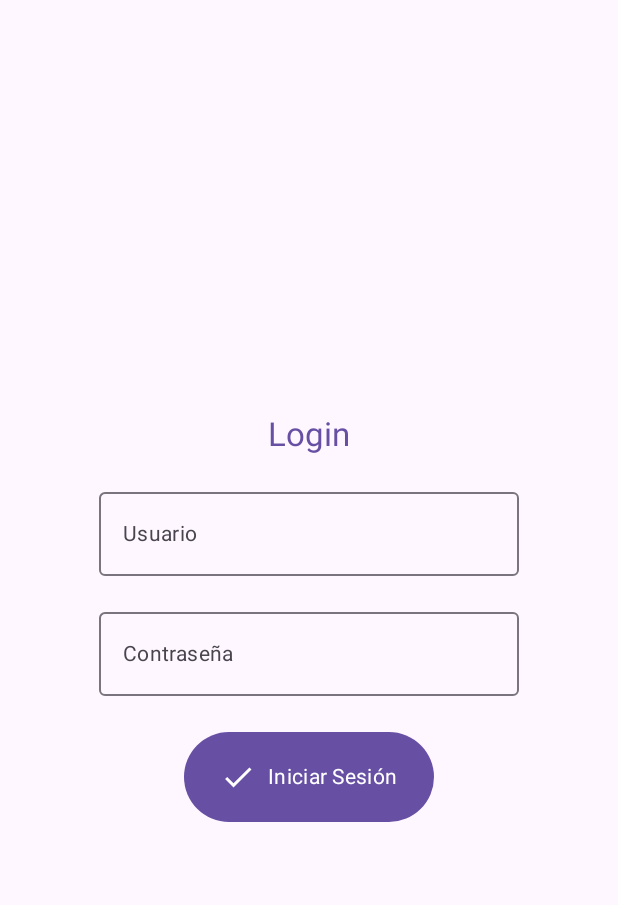
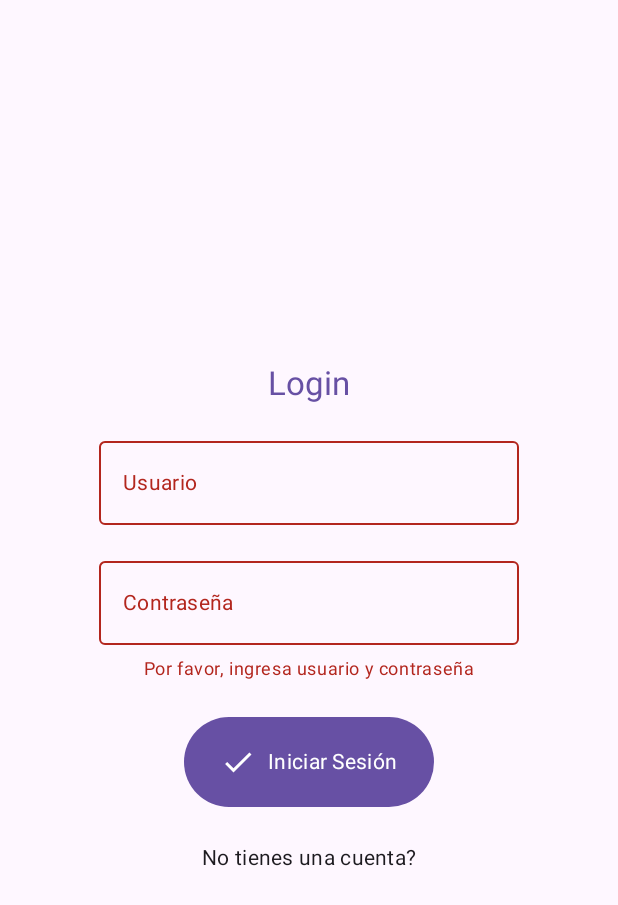
Before and after one commit to Miudo0/MejorasDelPueblo, an Android app built with Jetpack Compose: the composable LoginScreen shown on its own in the app's theme, after a tap on "Iniciar Sesión", on a phone screen of 412 x 824 dp. Shown: the top 905 px of the screen. Run offline under Robolectric (Android 15) with nearby library versions, the phone set to English and light mode, and no system bars.

Commit message:
mejoras en en el Login

```diff
--- a/app/src/main/java/com/empresa/aplicacion/ui/ui/Login.kt
+++ b/app/src/main/java/com/empresa/aplicacion/ui/ui/Login.kt
@@ -1,11 +1,13 @@
 package com.empresa.aplicacion.ui.ui
 
 import androidx.compose.foundation.background
+import androidx.compose.foundation.clickable
 import androidx.compose.foundation.layout.Arrangement
 import androidx.compose.foundation.layout.Column
 import androidx.compose.foundation.layout.Spacer
 import androidx.compose.foundation.layout.fillMaxSize
 import androidx.compose.foundation.layout.height
+import androidx.compose.foundation.layout.padding
 import androidx.compose.foundation.layout.width
 import androidx.compose.material.icons.Icons
 import androidx.compose.material.icons.filled.Done
@@ -15,20 +17,29 @@ import androidx.compose.material3.MaterialTheme
 import androidx.compose.material3.OutlinedTextField
 import androidx.compose.material3.Text
 import androidx.compose.runtime.Composable
+import androidx.compose.runtime.getValue
+import androidx.compose.runtime.mutableStateOf
+import androidx.compose.runtime.saveable.rememberSaveable
+import androidx.compose.runtime.setValue
 import androidx.compose.ui.Alignment
 import androidx.compose.ui.Modifier
+import androidx.compose.ui.text.input.PasswordVisualTransformation
 import androidx.compose.ui.tooling.preview.Preview
 import androidx.compose.ui.unit.dp
 
 @Composable
-fun LoginScreen(navigateToHome: () -> Unit ){
+fun LoginScreen(navigateTo: (Int) -> Unit) {
+    var usuario by rememberSaveable { mutableStateOf("") }
+    var contraseña by rememberSaveable { mutableStateOf("") }
+    var errorMessage by rememberSaveable { mutableStateOf("") }
 
-    Column(modifier = Modifier
-        .fillMaxSize()
-        .background(MaterialTheme.colorScheme.background),
+    Column(
+        modifier = Modifier
+            .fillMaxSize()
+            .background(MaterialTheme.colorScheme.background),
         horizontalAlignment = Alignment.CenterHorizontally,
         verticalArrangement = Arrangement.Center
-    ){
+    ) {
 
         Text(
             text = "Login",
@@ -41,36 +52,59 @@ fun LoginScreen(navigateToHome: () -> Unit ){
                 .height(16.dp)
         )
         OutlinedTextField(
-            value = "",
-            onValueChange = {},
+            value = usuario,
+            onValueChange = { usuario = it },
             label = {
                 Text(
                     text = "Usuario",
-                    style = MaterialTheme.typography.bodyMedium
+                    style = MaterialTheme.typography.bodyMedium,
+                )
+            },
+            isError = errorMessage.isNotEmpty(), // Mostrar error si hay mensaje
 
-                )
-            }
+
+
         )
+
         Spacer(
             modifier = Modifier
                 .height(16.dp)
         )
         OutlinedTextField(
-            value = "",
-            onValueChange = {},
+            value = contraseña,
+            onValueChange = { contraseña = it },
             label = {
                 Text(
                     text = "Contraseña",
                     style = MaterialTheme.typography.bodyMedium
                 )
-            }
+            },
+            isError = errorMessage.isNotEmpty(),
+            visualTransformation = PasswordVisualTransformation(), // Ocultar texto de la contraseña
+
         )
+        if (errorMessage.isNotEmpty()) {
+            Text(
+                text = errorMessage,
+                color = MaterialTheme.colorScheme.error,
+                style = MaterialTheme.typography.bodySmall,
+                modifier = Modifier.padding(top = 8.dp)
+            )
+        }
         Spacer(
             modifier = Modifier
                 .height(24.dp)
         )
-       Button(
-            onClick = { navigateToHome() },
+        Button(
+
+            onClick = {
+                if (usuario.isNotEmpty() && contraseña.isNotEmpty()) {
+                    errorMessage = "" // Limpiar mensaje de error
+                    navigateTo(1)
+                } else {
+                    errorMessage = "Por favor, ingresa usuario y contraseña"
+                }
+            },
             modifier = Modifier
                 .height(60.dp)
         ) {
@@ -87,11 +121,24 @@ fun LoginScreen(navigateToHome: () -> Unit ){
                 style = MaterialTheme.typography.bodyMedium
             )
         }
+        Spacer(
+            modifier = Modifier
+                .height(24.dp)
+        )
+        Text(
+            text = "No tienes una cuenta?",
+            style = MaterialTheme.typography.bodyMedium,
+            modifier = Modifier
+                .clickable {
+                    navigateTo(2)
+                }
+        )
     }
 }
 
+
 @Preview(showBackground = true)
 @Composable
-fun AppLoginPreview(){
-
+fun AppLoginPreview() {
+    LoginScreen(navigateTo = {})
 }
```
Also changed, not shown: app/src/main/java/com/empresa/aplicacion/ui/MainActivity.kt (+5 -6 lines), app/src/main/java/com/empresa/aplicacion/ui/ui/Registro.kt (added, +17 -0 lines), app/src/main/java/com/empresa/aplicacion/ui/ui/ReportarProblema.kt (added, +106 -0 lines), app/src/main/java/com/empresa/aplicacion/ui/ui/navigation/Screens.kt (+7 -1 lines), app/src/main/java/com/empresa/aplicacion/ui/ui/navigation/navigationWrapper.kt (+16 -6 lines).
